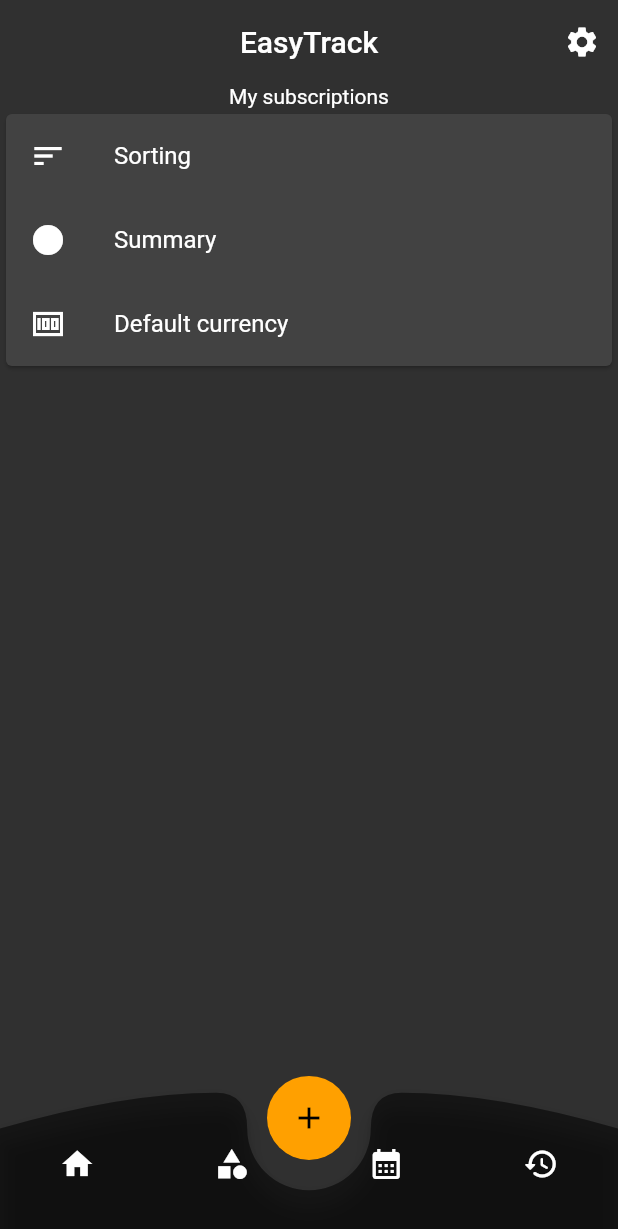
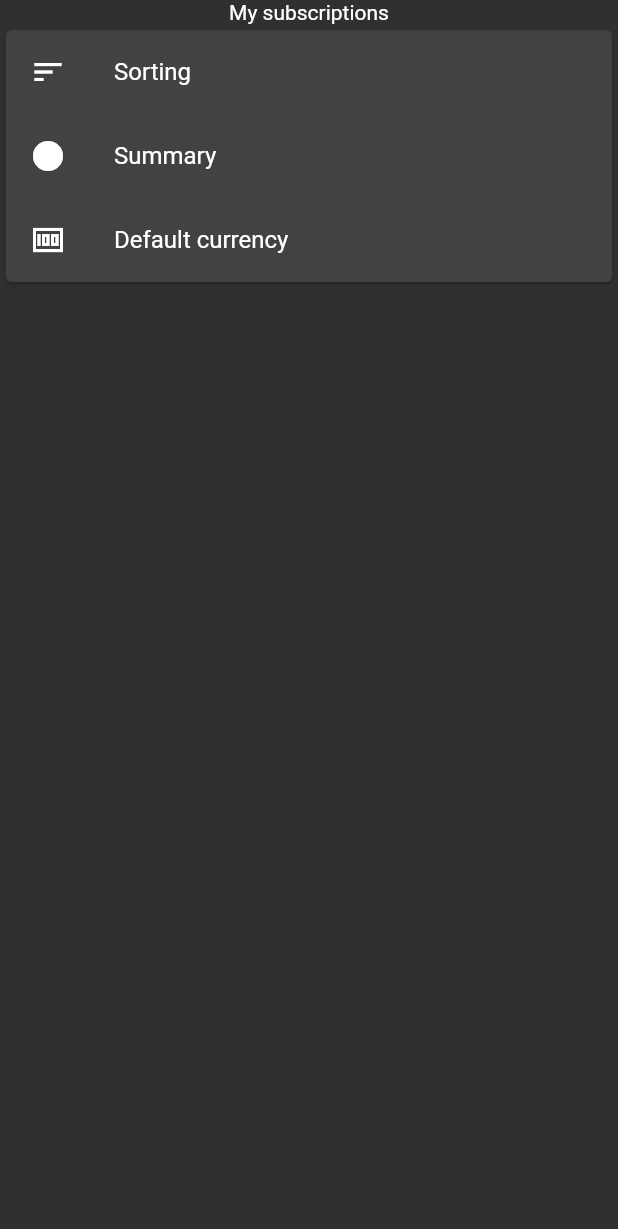
Before and after one commit to NjordJ/EasyTrack, a Flutter app: the screen it shows after launch, item 4 of the bottom bar chosen, after a tap on the "settings" icon, on a phone screen of 412 x 824 dp. Shown: the top 1229 px of the screen. Run offline on Flutter 3.47's test engine with Material 2 defaults, Android fonts, the phone set to English and light mode, and no system bars; our stand-ins replace auto_route, flutter_screenutil.

```diff
--- a/lib/core/main_page.dart
+++ b/lib/core/main_page.dart
@@ -17,7 +17,7 @@ class MainPage extends StatelessWidget {
           IconButton(
             icon: const Icon(Icons.settings),
             onPressed: () {
-              context.router.navigate(const SettingsRouter());
+              context.router.push(const SettingsRouter());
             },
           ),
         ],
@@ -27,7 +27,6 @@ class MainPage extends StatelessWidget {
         BudgetAndSpendingsRouter(),
         CalendarRouter(),
         HistoryRouter(),
-        SettingsRouter(),
       ],
       bottomNavigationBuilder: (_, tabsRouter) =>
           CustomBottomNavigatiorBar(router: tabsRouter),
```
Also changed, not shown: lib/core/routes/router.dart (+6 -6 lines), lib/core/routes/router.gr.dart.
